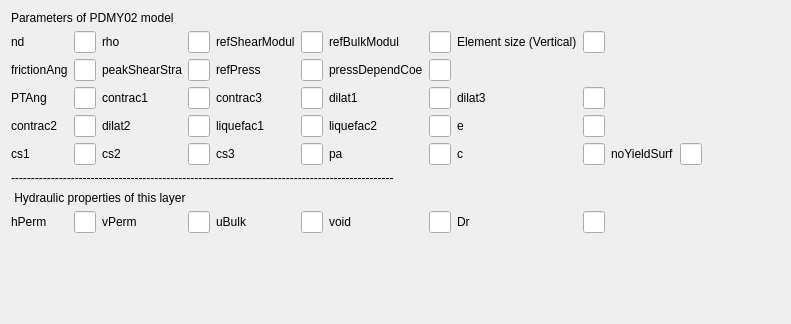
The window that UI/PDMY02.ui (NHERI-SimCenter/QS3hark) describes before a commit, drawn with Qt 5.
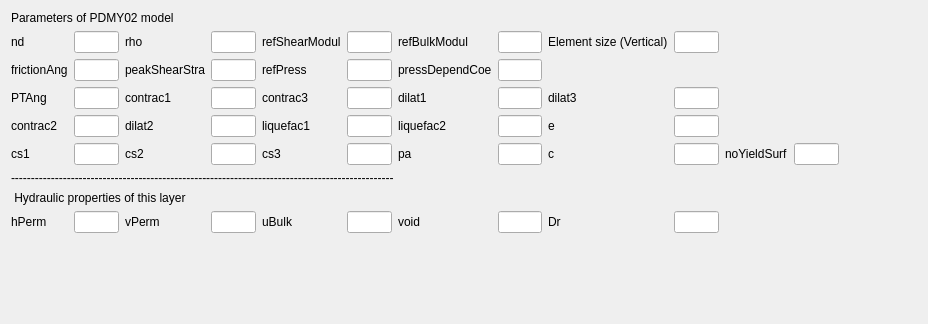
The same window after the commit.

Patch:
```diff
--- a/UI/PDMY02.ui
+++ b/UI/PDMY02.ui
@@ -6,7 +6,7 @@
    <rect>
     <x>0</x>
     <y>0</y>
-    <width>660</width>
+    <width>928</width>
     <height>324</height>
    </rect>
   </property>
```
Left out of the diff: 4 changed lines with no effect on the pictures.
